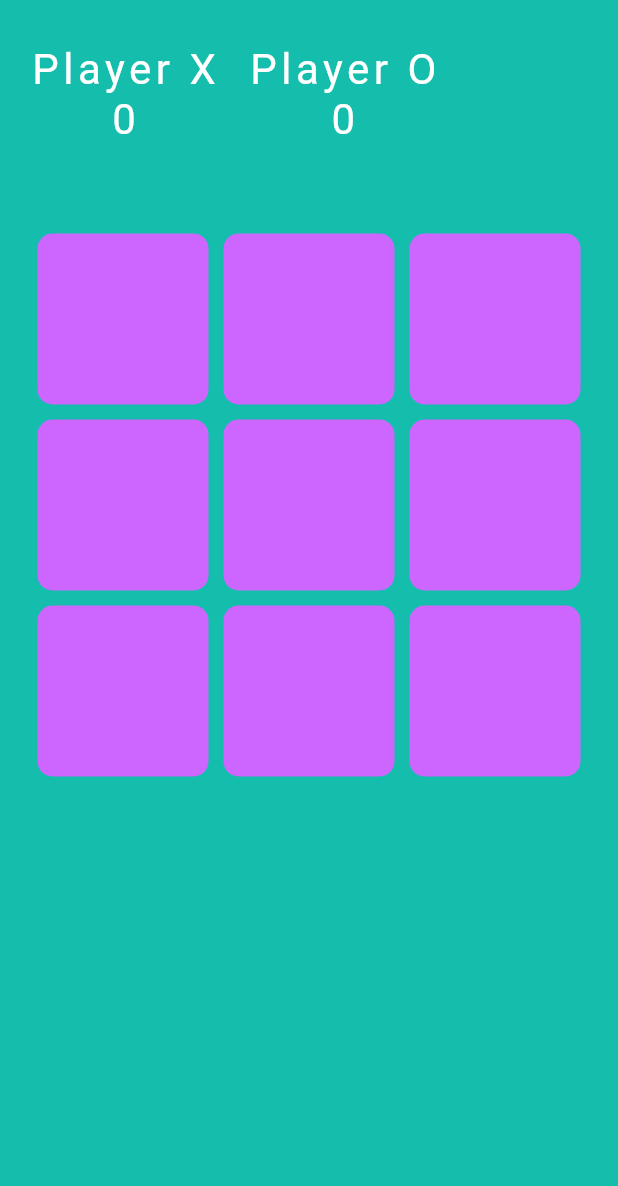
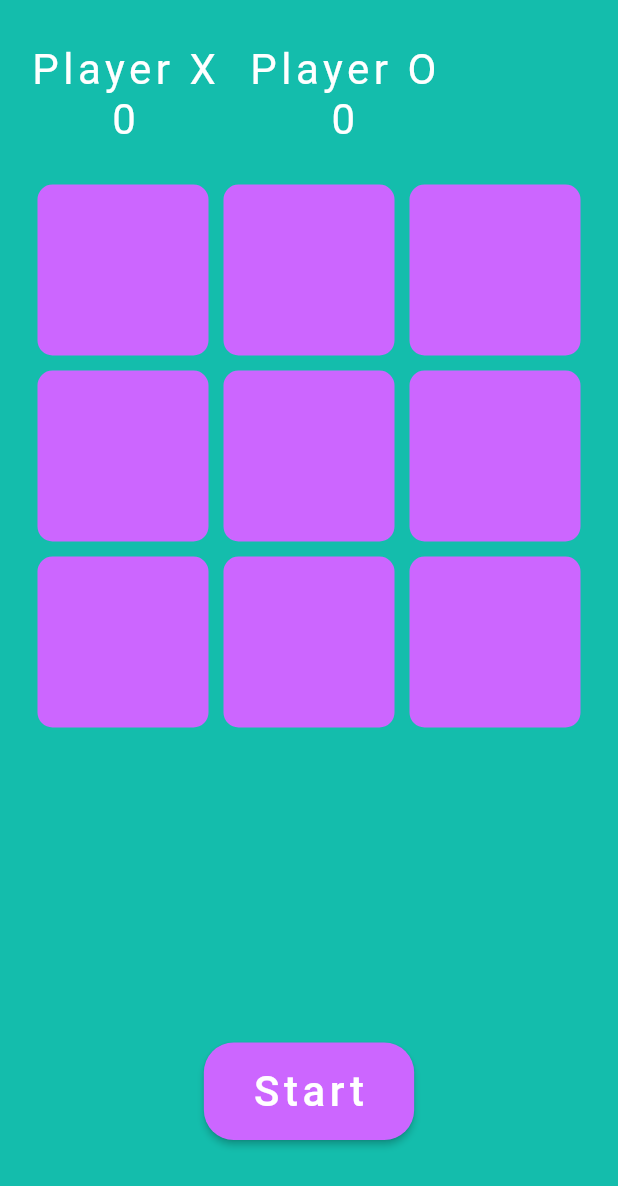
Before and after one commit to YaraHorany/tictactoe_getx, a Flutter app: the screen it shows after launch, on a phone screen of 412 x 824 dp. Shown: the top 1186 px of the screen. Run offline on Flutter 3.47's test engine with Material 2 defaults, Android fonts, the light colour scheme and no system bars; our stand-ins replace get, google_fonts; Roboto replaces fonts that are missing (Coiny).

Commit message:
Start/play again button

```diff
--- a/lib/controllers/tictactoe_controller.dart
+++ b/lib/controllers/tictactoe_controller.dart
@@ -16,4 +16,10 @@ class TicTacToeController extends GetxController {
       val?.winnerFound = false;
     });
   }
+
+  void updateAttempt() {
+    ticTacToe.update((val) {
+      val?.attempts++;
+    });
+  }
 }
--- a/lib/screens/home_page.dart
+++ b/lib/screens/home_page.dart
@@ -64,6 +64,43 @@ class HomePage extends StatelessWidget {
                     return Cell(controller: controller, index: index);
                   }),
             ),
+            Expanded(
+              flex: 2,
+              child: Center(
+                child: Obx(
+                  () => Column(
+                    mainAxisAlignment: MainAxisAlignment.center,
+                    children: [
+                      Text(
+                        controller.ticTacToe.value.resultDeclaration,
+                        style: customFontWhite,
+                      ),
+                      const SizedBox(height: 10),
+                      ElevatedButton(
+                        style: ElevatedButton.styleFrom(
+                          backgroundColor: MainColor.secondaryColor,
+                          shape: RoundedRectangleBorder(
+                            borderRadius: BorderRadius.circular(20.0),
+                          ),
+                          padding: const EdgeInsets.symmetric(
+                              horizontal: 32, vertical: 16),
+                        ),
+                        onPressed: () {
+                          controller.clearBoard();
+                          controller.updateAttempt();
+                        },
+                        child: Text(
+                          controller.ticTacToe.value.attempts == 0
+                              ? "Start"
+                              : "Play Again!",
+                          style: customFontWhite,
+                        ),
+                      ),
+                    ],
+                  ),
+                ),
+              ),
+            ),
           ],
         ),
       ),
```
